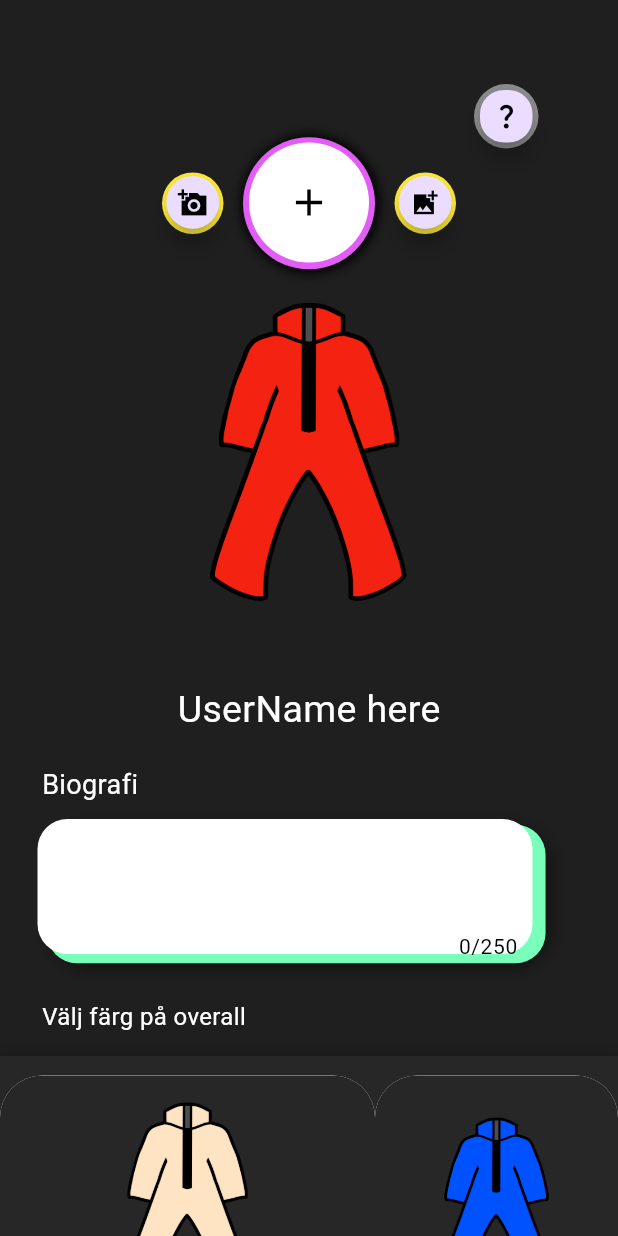
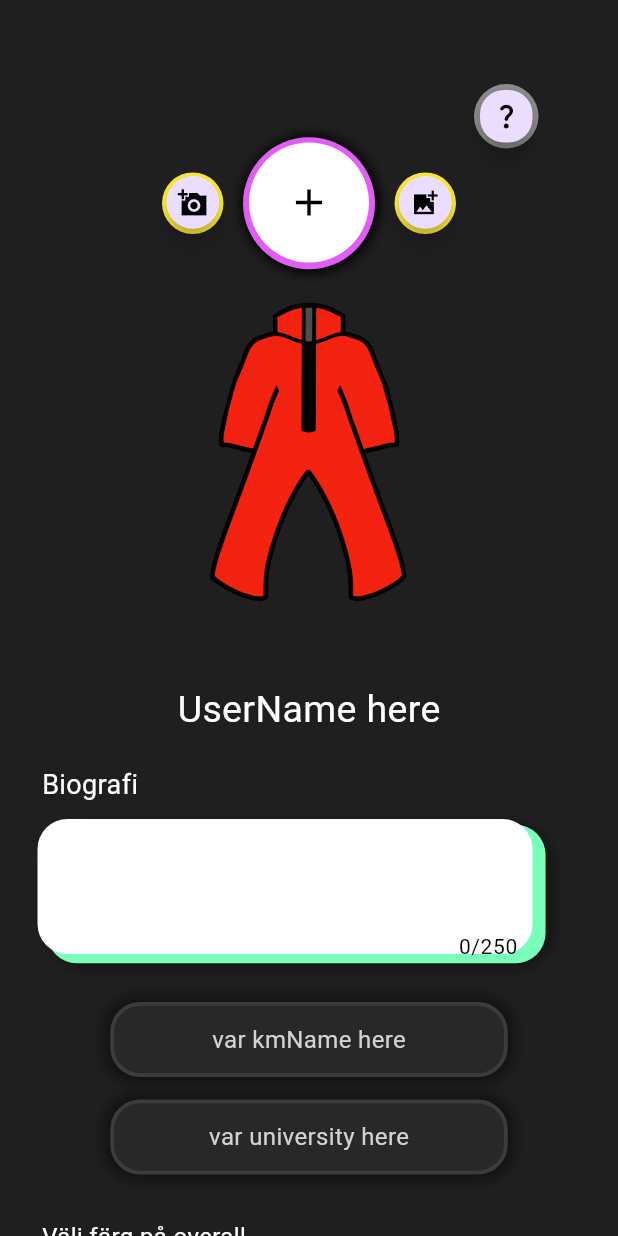
Before and after one commit to ro02in/patch-app, a Flutter app: the ProfilePage screen opened directly, on a phone screen of 412 x 824 dp. Run offline on Flutter 3.47's test engine with Material 3 defaults, Android fonts, the phone set to English and light mode, and no system bars; our stand-ins replace flutter_switch, google_sign_in, image_picker; Roboto replaces fonts that are missing (InknutAntiqua).

Commit message:
25 maj 15:16: FrontEnd: ProfilePage har nu 2 rutor med användarens info om km-namn och universitet denne fyller i. Fixat textFormField spara input i Biografi-rutan.

```diff
--- a/patchApp/FrontEnd/patchappflutter/lib/profile_page.dart
+++ b/patchApp/FrontEnd/patchappflutter/lib/profile_page.dart
@@ -18,6 +18,16 @@ class _ProfilePageState extends State<ProfilePage> {
   int currentIndex = 3; //get this info from server
   double _itemExtent = 250;
   final CarouselController _controller = CarouselController();
+
+  final TextEditingController biographyFieldController = TextEditingController();
+
+  @override
+  void dispose() { //clean up TextEditorController when leaving widget
+    biographyFieldController.dispose();
+    super.dispose();
+  }
+
+  String biography = '';
 
   //JSON call to backend,
   //get user profile with all details
@@ -335,6 +345,8 @@ Widget build(BuildContext context) {
                           maxLines: 4,
                           maxLength: 250,
                           maxLengthEnforcement: MaxLengthEnforcement.enforced,
+                          onChanged: (value) => biography = biographyFieldController.text, //Källhänvisning www.geeksforgeeks.org/retrieve-data-from-textfields-in-flutter/ publicerad 7 mars 2025, hämtad 25 maj 2025
+
                           scrollPadding: EdgeInsets.fromLTRB(5, 5, 5, 5),
                           decoration: InputDecoration(
                               counterStyle: TextStyle(fontFamily: 'InknutAntiqua', color: Colors.black, fontSize: 14, height: 2),
@@ -348,6 +360,50 @@ Widget build(BuildContext context) {
                   ),
                     ],
                   ),
+
+              SizedBox(height: 32),
+
+              Container( //KM NAME INFO BOX //BACKEND
+                height: 50,
+                width: 265,
+                decoration: BoxDecoration(
+                    borderRadius: BorderRadius.circular(20),
+                    border: Border.all(color: Color.fromARGB(255, 60, 60, 60), width: 2.5),
+                    color: Color.fromARGB(255, 40, 40, 40),
+                    boxShadow: [
+                      BoxShadow(
+                          color: Color.fromARGB(255, 15, 15, 15),
+                          spreadRadius: 3,
+                          blurRadius: 8,
+                          offset: Offset(0, 0)
+                      )
+                    ]
+                ),
+                alignment: Alignment.center,
+                child: Text('var kmName here', style: TextStyle(color: Color.fromARGB(255, 210, 210, 210), fontSize: 16, fontFamily: 'InknutAntiqua')), //BACKEND userName-värde
+              ),
+
+              SizedBox(height: 15),
+
+              Container( //UNIVERSITY NAME INFO BOX //BACKEND
+                height: 50,
+                width: 265,
+                decoration: BoxDecoration(
+                    borderRadius: BorderRadius.circular(20),
+                    border: Border.all(color: Color.fromARGB(255, 60,60, 60), width: 2.5),
+                    color: Color.fromARGB(255, 40, 40, 40),
+                    boxShadow: [
+                      BoxShadow(
+                          color: Color.fromARGB(255, 15, 15, 15),
+                          spreadRadius: 3,
+                          blurRadius: 8,
+                          offset: Offset(0, 0)
+                      )
+                    ]
+                ),
+                alignment: Alignment.center,
+                child: Text('var university here', style: TextStyle(color: Color.fromARGB(255, 210, 210, 210), fontSize: 16, fontFamily: 'InknutAntiqua')), //BACKEND userName-värde
+              ),
 
               SizedBox(height: 30),
 
```
